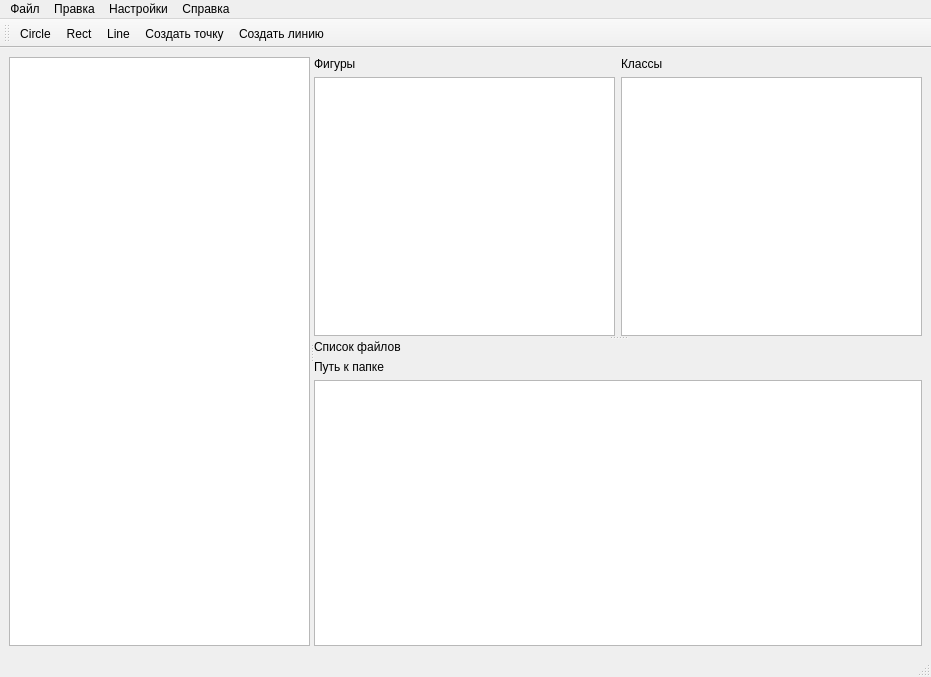
Old version of the form src/qlabelme/widgets/main_window.ui in the repository mariekarelina/QLabelMe.
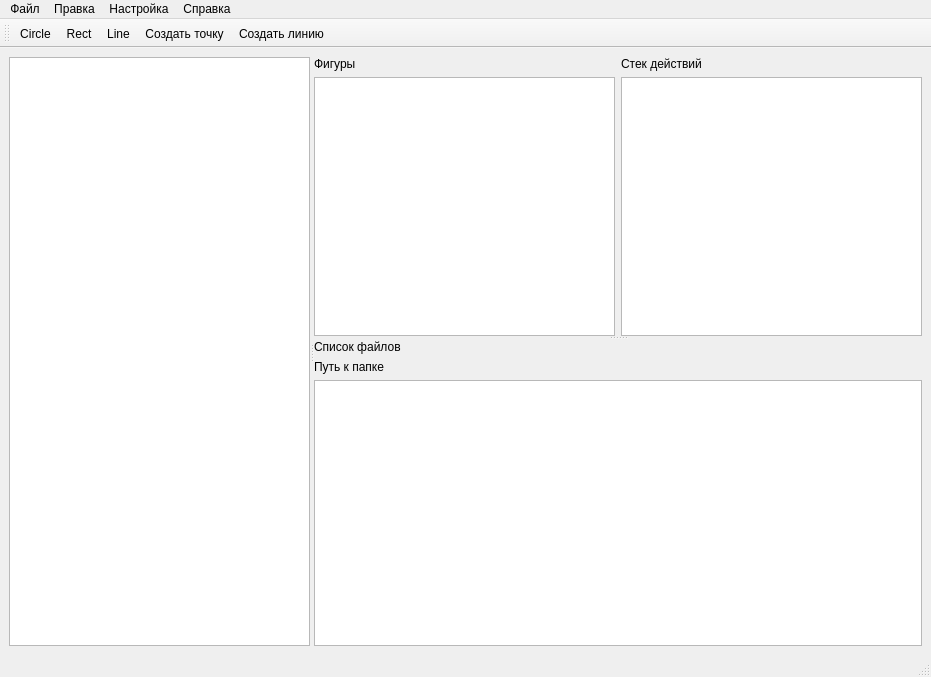
New version of the form. Icons and pictures are not drawn. Custom widgets are drawn as their Qt base class.

Commit message: Стек действий для каждой сцены

What changed in the file:
```diff
--- a/src/qlabelme/widgets/main_window.ui
+++ b/src/qlabelme/widgets/main_window.ui
@@ -79,7 +79,7 @@
          <item row="0" column="1">
           <widget class="QLabel" name="label_4">
            <property name="text">
-            <string>Классы</string>
+            <string>Стек действий</string>
            </property>
           </widget>
          </item>
@@ -183,7 +183,7 @@
    </widget>
    <widget class="QMenu" name="menuSettings">
     <property name="title">
-     <string>Настройки</string>
+     <string>Настройка</string>
     </property>
     <addaction name="actSetting"/>
    </widget>
```
Left out of the diff: 21 changed lines with no effect on the pictures. The commit also changes 10 other files.
